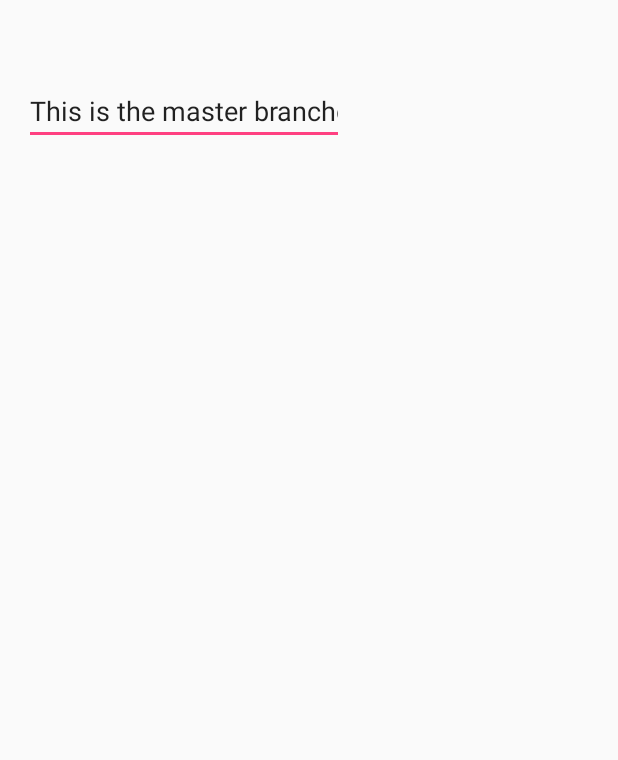
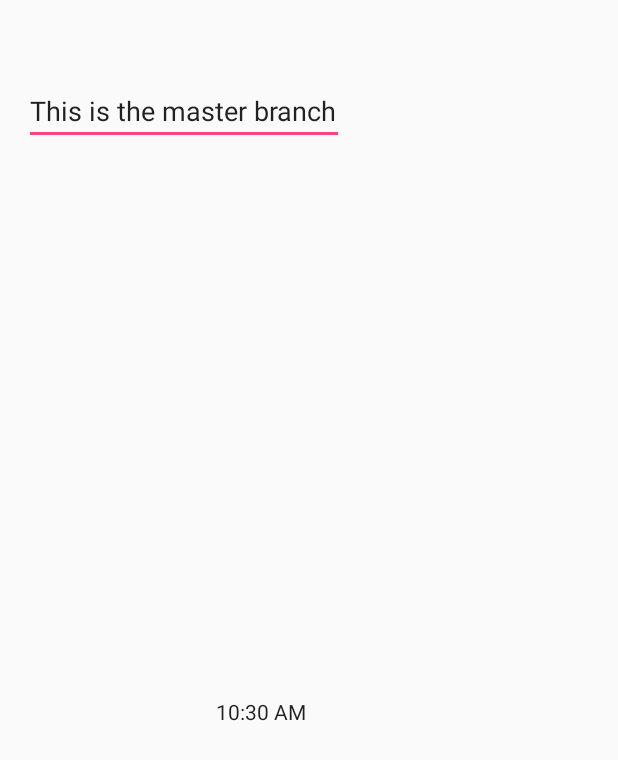
Before and after one commit to tatertotz/TesterApp, an Android app: the screen it shows after launch (MainActivity), on a phone screen of 412 x 824 dp. Shown: the part 318-1078 px from the top of the screen. Run offline under Robolectric (Android 15) with nearby library versions, the phone set to English and light mode, and no system bars.

Commit message:
Added a time thingy and changed branchoo to branch

```diff
--- a/app/src/main/res/layout/activity_main.xml
+++ b/app/src/main/res/layout/activity_main.xml
@@ -20,11 +20,22 @@
         android:layout_width="wrap_content"
         android:layout_height="wrap_content"
         android:inputType="textPersonName"
-        android:text="This is the master branchooo"
+        android:text="This is the master branch"
         android:ems="10"
         android:layout_marginTop="172dp"
         android:id="@+id/editText"
         android:layout_below="@+id/textView"
         android:layout_alignParentLeft="true"
         android:layout_alignParentStart="true" />
+
+    <TextClock
+        android:layout_width="wrap_content"
+        android:layout_height="wrap_content"
+        android:layout_alignParentBottom="true"
+        android:layout_alignRight="@+id/editText"
+        android:layout_alignEnd="@+id/editText"
+        android:layout_marginRight="25dp"
+        android:layout_marginEnd="25dp"
+        android:layout_marginBottom="112dp"
+        android:id="@+id/textClock2" />
 </RelativeLayout>
```
